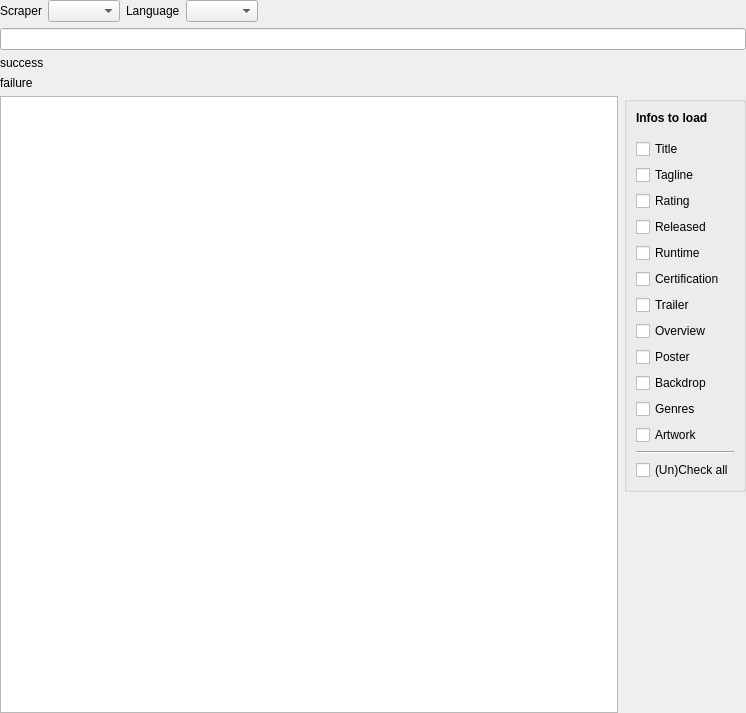
Before: the Qt Designer form src/ui/concerts/ConcertSearchWidget.ui in Komet/MediaElch, drawn with Qt 5.
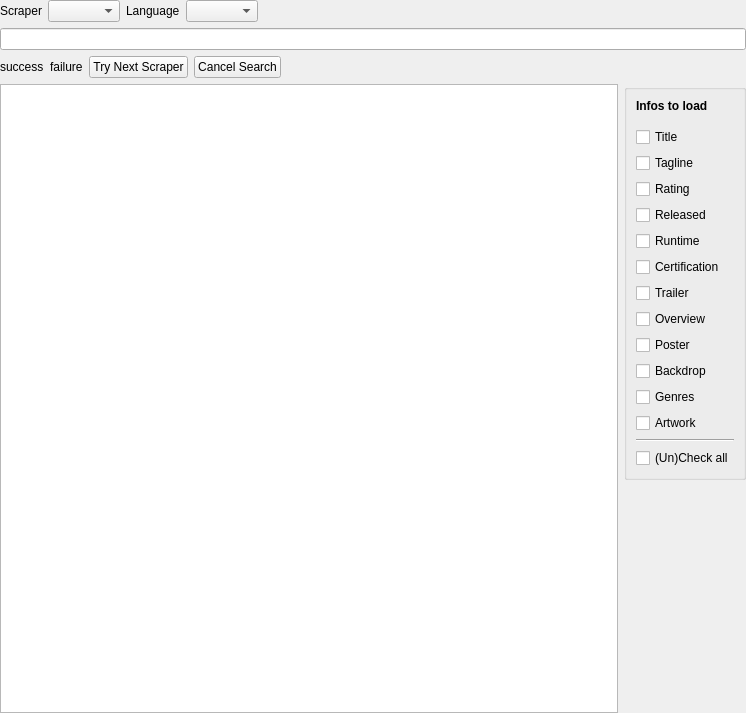
After: the same form once the commit is applied. Custom widgets are drawn as their Qt base class.

Commit message:
Add Abort Scrape Function
Got stuck on IMDB, no API fix

Patch:
```diff
--- a/src/ui/concerts/ConcertSearchWidget.ui
+++ b/src/ui/concerts/ConcertSearchWidget.ui
@@ -64,6 +64,8 @@
     <widget class="MyLineEdit" name="searchString"/>
    </item>
    <item>
+    <layout class="QHBoxLayout" name="hLayoutMessages">
+     <item>
     <widget class="QLabel" name="lblSuccessMessage">
      <property name="text">
       <string notr="true">success</string>
@@ -76,6 +78,41 @@
       <string notr="true">failure</string>
      </property>
     </widget>
+     </item>
+     <item>
+      <widget class="QPushButton" name="btnTryNextScraper">
+       <property name="text">
+        <string>Try Next Scraper</string>
+       </property>
+       <property name="autoDefault">
+        <bool>false</bool>
+       </property>
+      </widget>
+     </item>
+     <item>
+      <widget class="QPushButton" name="btnCancelSearch">
+       <property name="text">
+        <string>Cancel Search</string>
+       </property>
+       <property name="autoDefault">
+        <bool>false</bool>
+       </property>
+      </widget>
+     </item>
+     <item>
+      <spacer name="hSpacerMessages">
+       <property name="orientation">
+        <enum>Qt::Horizontal</enum>
+       </property>
+       <property name="sizeHint" stdset="0">
+        <size>
+         <width>40</width>
+         <height>20</height>
+        </size>
+       </property>
+      </spacer>
+     </item>
+    </layout>
    </item>
    <item>
     <layout class="QHBoxLayout" name="horizontalLayout_4" stretch="0,0">
```
Lines whose indentation alone changed are shown as unchanged. The commit also changes 2 other files.
